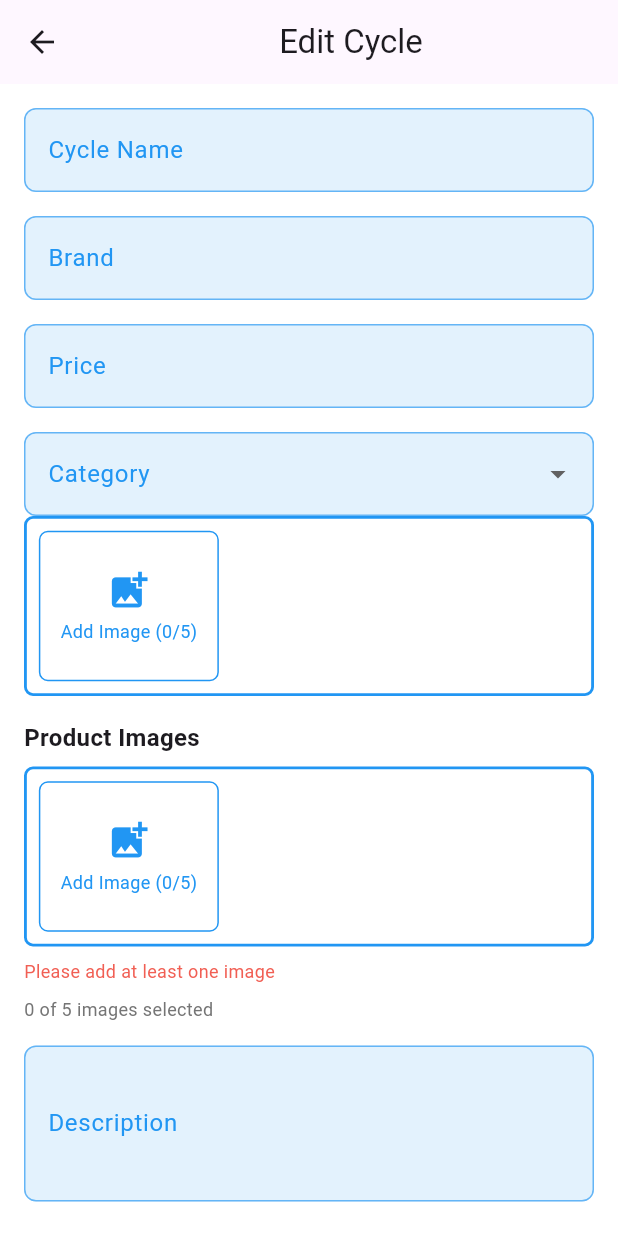
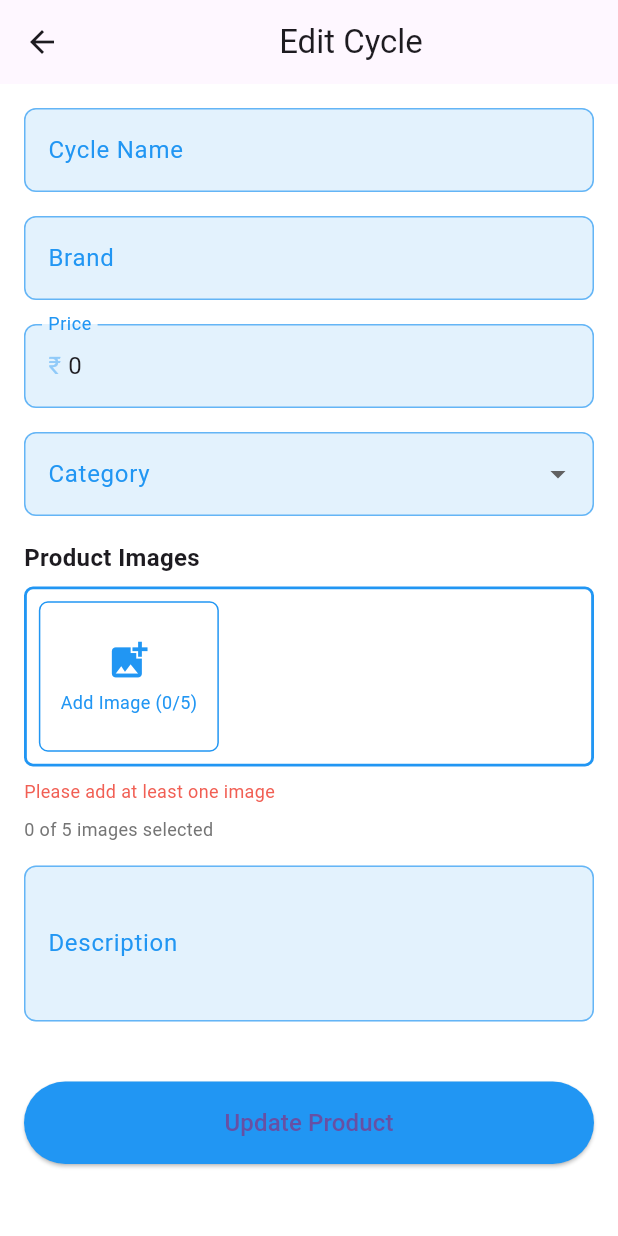
Before and after one commit to Adilcpgithub/rider_spot_seller, a Flutter app: the EditProductPage screen opened directly with empty values, on a phone screen of 412 x 824 dp. Run offline on Flutter 3.47's test engine with Material 3 defaults, Android fonts, the phone set to English and light mode, and no system bars; our stand-ins replace bloc, cloud_firestore, country_code_picker, curved_labeled_navigation_bar, equatable, firebase_auth and 5 more; accounts and stored records are empty.

Commit message:
cycle product added

```diff
--- a/lib/auth/modal/product_modal.dart
+++ b/lib/auth/modal/product_modal.dart
@@ -5,7 +5,7 @@
   final String category;
   final String cycleName;
   final String brand;
-  final String price;
+  final int price;
   final String description;
 
   Cycles(
--- a/lib/blocs/add_product_bloc/bloc/add_product_event.dart
+++ b/lib/blocs/add_product_bloc/bloc/add_product_event.dart
@@ -12,7 +12,7 @@
 class SubmitCycleDetailsEvent extends AddProductEvent {
   final String name;
   final String brand;
-  final String price;
+  final int price;
   final String category;
   final String description;
   final List<File> images;
@@ -32,7 +32,7 @@
 class SubmitCycleDetailsOnUpdateEvent extends AddProductEvent {
   final String name;
   final String brand;
-  final String price;
+  final int price;
   final String category;
   final String description;
   final String documentId;
--- a/lib/pages/add_product.dart
+++ b/lib/pages/add_product.dart
@@ -352,7 +352,7 @@
                       SubmitCycleDetailsEvent event = SubmitCycleDetailsEvent(
                           name: cycleNameController.text,
                           brand: brandController.text,
-                          price: priceNameController.text,
+                          price: int.tryParse(priceNameController.text) ?? 0,
                           category: category!,
                           description: descriptionController.text,
                           images: selectedImages);
--- a/lib/pages/edit_product.dart
+++ b/lib/pages/edit_product.dart
@@ -43,7 +43,7 @@
   fetchData() {
     cycleNameController.text = widget.cycles.cycleName;
     brandController.text = widget.cycles.brand;
-    priceNameController.text = widget.cycles.price;
+    priceNameController.text = widget.cycles.price.toString();
     descriptionController.text = widget.cycles.description;
     networkImages = widget.cycles.images;
     category = widget.cycles.category;
@@ -56,7 +56,7 @@
 
   // Add this method to handle new image selection
   void _handleImageSelected(AddProductState state) {
-    if (state is ShowAddProductImage && state.fileImage != null) {
+    if (state is ShowAddProductImage) {
       setState(() {
         newImages.add(state.fileImage);
       });
@@ -166,86 +166,6 @@
                   category = value;
                 },
               ),
-              Container(
-                height: 120,
-                decoration: BoxDecoration(
-                  borderRadius: BorderRadius.circular(6),
-                  border: Border.all(
-                    width: 1.9,
-                    color: CustomColor.primaryColor,
-                  ),
-                ),
-                child: ListView.builder(
-                  scrollDirection: Axis.horizontal,
-                  itemCount: networkImages.length + newImages.length + 1,
-                  itemBuilder: (context, index) {
-                    // Add image button at the end
-                    if (index == networkImages.length + newImages.length) {
-                      return GestureDetector(
-                        onTap: () {
-                          if (networkImages.length + newImages.length < 5) {
-                            context
-                                .read<AddProductBloc>()
-                                .add(AddProductImage());
-                          } else {
-                            ScaffoldMessenger.of(context).showSnackBar(
-                              const SnackBar(
-                                content: Text('Maximum 5 images allowed'),
-                              ),
-                            );
-                          }
-                        },
-                        child: Container(
-                          width: 120,
-                          margin: const EdgeInsets.all(8),
-                          decoration: BoxDecoration(
-                            borderRadius: BorderRadius.circular(6),
-                            border: Border.all(
-                              color: CustomColor.primaryColor,
-                              width: 1,
-                            ),
-                          ),
-                          child: Column(
-                            mainAxisAlignment: MainAxisAlignment.center,
-                            children: [
-                              const Icon(
-                                Icons.add_photo_alternate,
-                                size: 30,
-                                color: CustomColor.primaryColor,
-                              ),
-                              const SizedBox(height: 4),
-                              Text(
-                                'Add Image (${networkImages.length + newImages.length}/5)',
-                                style: const TextStyle(
-                                  color: CustomColor.primaryColor,
-                                  fontSize: 12,
-                                ),
-                              ),
-                            ],
-                          ),
-                        ),
-                      );
-                    }
-
-                    // Show existing network images first
-                    if (index < networkImages.length) {
-                      return _buildImageItem(
-                        isNetwork: true,
-                        source: networkImages[index],
-                        index: index,
-                      );
-                    }
-
-                    // Show newly added images
-                    final newImageIndex = index - networkImages.length;
-                    return _buildImageItem(
-                      isNetwork: false,
-                      source: newImages[newImageIndex],
-                      index: index,
-                    );
-                  },
-                ),
-              ),
               const SizedBox(height: 16),
               _buildImageSection(),
               const SizedBox(height: 16),
@@ -279,7 +199,7 @@
                           SubmitCycleDetailsOnUpdateEvent(
                         name: cycleNameController.text,
                         brand: brandController.text,
-                        price: priceNameController.text,
+                        price: int.tryParse(priceNameController.text) ?? 100,
                         category: category!,
                         description: descriptionController.text,
                         documentId: widget.documetId,
--- a/lib/pages/store_page.dart
+++ b/lib/pages/store_page.dart
@@ -225,7 +225,7 @@
     {required String imagUrl,
     required VoidCallback funtion,
     required String cycleName,
-    required String price,
+    required int price,
     required VoidCallback deleteFunction,
     required VoidCallback editFuntion}) {
   return GestureDetector(
@@ -318,7 +318,7 @@
                   Padding(
                     padding: const EdgeInsets.only(left: 10),
                     child: Text(
-                      price, // Replace with actual price
+                      price.toString(), // Replace with actual price
                       style: const TextStyle(
                         fontSize: 14,
                         fontWeight: FontWeight.bold,
```
Also changed, not shown: 1 other file.
